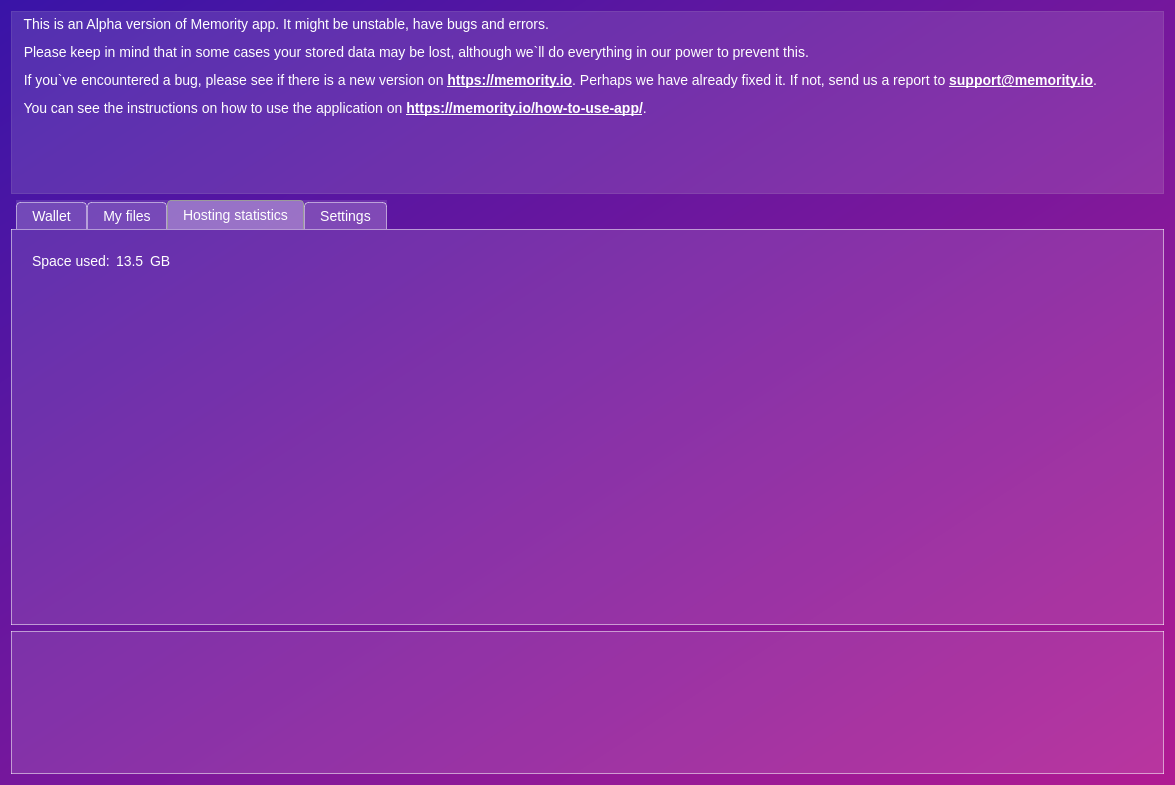
The window that memority/gui/ui/main.ui (Memority/memority) describes before a commit, drawn with Qt 5.
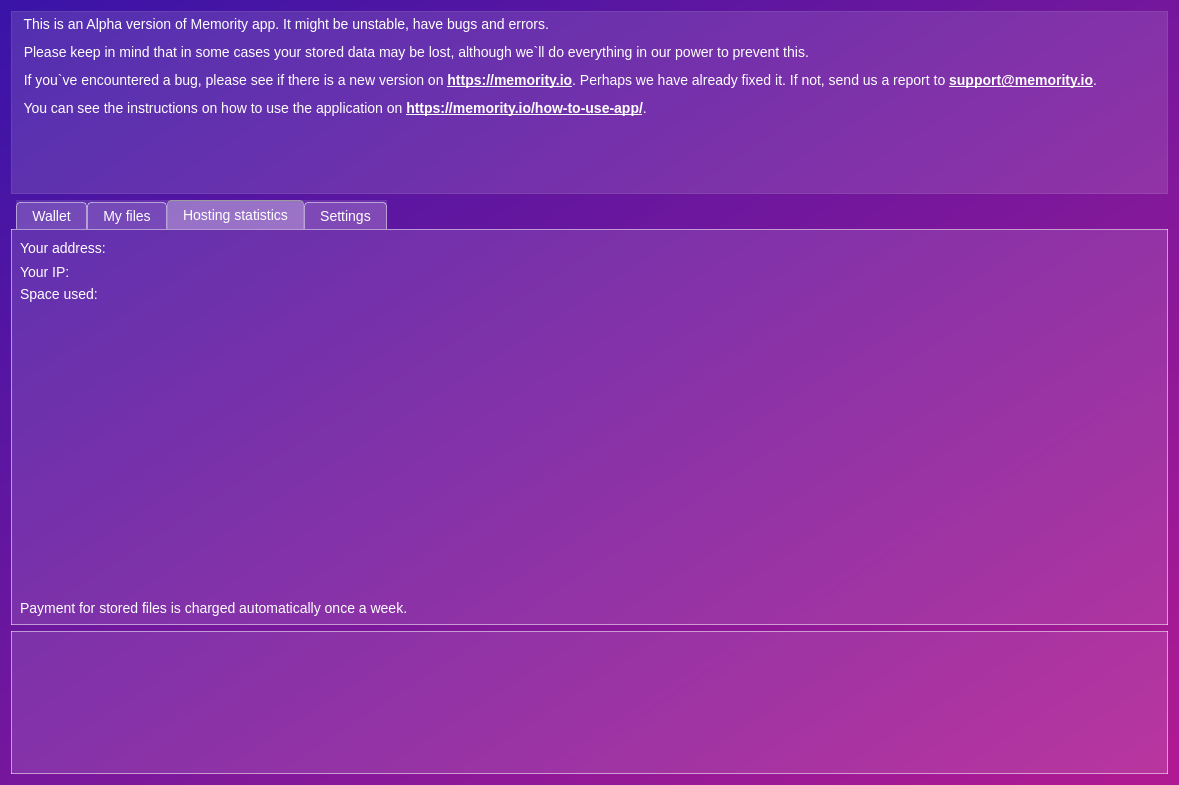
The same window after the commit. The open tabs and pages were chosen to show the change. Icons and pictures are not drawn.

Commit message: Displaying hosting statistics: updated UI

Patch:
```diff
--- a/memority/gui/ui/main.ui
+++ b/memority/gui/ui/main.ui
@@ -6,7 +6,7 @@
    <rect>
     <x>0</x>
     <y>0</y>
-    <width>1175</width>
+    <width>1179</width>
     <height>785</height>
    </rect>
   </property>
@@ -694,101 +694,109 @@
       </layout>
      </widget>
      <widget class="QWidget" name="Hosting_statistics">
+      <property name="maximumSize">
+       <size>
+        <width>1163</width>
+        <height>448</height>
+       </size>
+      </property>
       <property name="styleSheet">
-       <string notr="true">background: rgba(255,255,255, 0);
-border: 1px solid rgba(255,255,255, 130);</string>
+       <string notr="true">QWidget{background: rgba(255,255,255, 0);}
+QWidget#Hosting_statistics{border: 1px solid rgba(255,255,255, 130);}</string>
       </property>
       <attribute name="title">
        <string>Hosting statistics</string>
       </attribute>
-      <widget class="QScrollArea" name="scrollArea_9">
-       <property name="geometry">
-        <rect>
-         <x>0</x>
-         <y>0</y>
-         <width>661</width>
-         <height>351</height>
-        </rect>
-       </property>
-       <property name="styleSheet">
-        <string notr="true">border: 1px solid rgba(255, 255, 255, 0);</string>
-       </property>
-       <property name="widgetResizable">
-        <bool>true</bool>
-       </property>
-       <widget class="QWidget" name="scrollAreaWidgetContents_9">
-        <property name="geometry">
-         <rect>
-          <x>0</x>
-          <y>0</y>
-          <width>659</width>
-          <height>349</height>
-         </rect>
-        </property>
-        <widget class="QScrollArea" name="scrollArea_6">
-         <property name="geometry">
-          <rect>
-           <x>11</x>
-           <y>11</y>
-           <width>158</width>
-           <height>41</height>
-          </rect>
+      <layout class="QVBoxLayout" name="verticalLayout_7">
+       <item>
+        <layout class="QGridLayout" name="gridLayout_3">
+         <item row="1" column="1">
+          <widget class="QLabel" name="hosting_ip_display">
+           <property name="text">
+            <string/>
+           </property>
+           <property name="textInteractionFlags">
+            <set>Qt::LinksAccessibleByMouse|Qt::TextSelectableByMouse</set>
+           </property>
+          </widget>
+         </item>
+         <item row="0" column="1">
+          <widget class="QLabel" name="hosting_addr_display">
+           <property name="text">
+            <string/>
+           </property>
+           <property name="textInteractionFlags">
+            <set>Qt::LinksAccessibleByMouse|Qt::TextSelectableByMouse</set>
+           </property>
+          </widget>
+         </item>
+         <item row="2" column="0">
+          <widget class="QLabel" name="label_7">
+           <property name="text">
+            <string>Space used:</string>
+           </property>
+          </widget>
+         </item>
+         <item row="0" column="0">
+          <widget class="QLabel" name="label_5">
+           <property name="text">
+            <string>Your address:</string>
+           </property>
+          </widget>
+         </item>
+         <item row="1" column="0">
+          <widget class="QLabel" name="label_6">
+           <property name="text">
+            <string>Your IP:</string>
+           </property>
+          </widget>
+         </item>
+         <item row="2" column="1">
+          <widget class="QLabel" name="hosting_space_display">
+           <property name="text">
+            <string/>
+           </property>
+           <property name="textInteractionFlags">
+            <set>Qt::LinksAccessibleByMouse|Qt::TextSelectableByMouse</set>
+           </property>
+          </widget>
+         </item>
+         <item row="0" column="2">
+          <spacer name="horizontalSpacer_5">
+           <property name="orientation">
+            <enum>Qt::Horizontal</enum>
+           </property>
+           <property name="sizeHint" stdset="0">
+            <size>
+             <width>40</width>
+             <height>20</height>
+            </size>
+           </property>
+          </spacer>
+         </item>
+        </layout>
+       </item>
+       <item>
+        <spacer name="verticalSpacer_2">
+         <property name="orientation">
+          <enum>Qt::Vertical</enum>
          </property>
-         <property name="styleSheet">
-          <string notr="true">border: none;</string>
+         <property name="sizeHint" stdset="0">
+          <size>
+           <width>20</width>
+           <height>40</height>
+          </size>
          </property>
-         <property name="widgetResizable">
-          <bool>true</bool>
+        </spacer>
+       </item>
+       <item>
+        <widget class="QLabel" name="label_8">
+         <property name="text">
+          <string>Payment for stored files is charged automatically once a week.</string>
          </property>
-         <widget class="QWidget" name="scrollAreaWidgetContents_3">
-          <property name="geometry">
-           <rect>
-            <x>0</x>
-            <y>0</y>
-            <width>158</width>
-            <height>41</height>
-           </rect>
-          </property>
-          <layout class="QVBoxLayout" name="verticalLayout_19">
-           <item>
-            <layout class="QHBoxLayout" name="horizontalLayout_14">
-             <item>
-              <widget class="QLabel" name="label_14">
-               <property name="styleSheet">
-                <string notr="true">border: none;</string>
-               </property>
-               <property name="text">
-                <string>Space used:</string>
-               </property>
-              </widget>
-             </item>
-             <item>
-              <widget class="QLabel" name="label_27">
-               <property name="styleSheet">
-                <string notr="true">border: none;</string>
-               </property>
-               <property name="text">
-                <string>13.5</string>
-               </property>
-              </widget>
-             </item>
-             <item>
-              <widget class="QLabel" name="label_28">
-               <property name="styleSheet">
-                <string notr="true">border: none;</string>
-               </property>
-               <property name="text">
-                <string>GB</string>
-               </property>
-              </widget>
-             </item>
-            </layout>
-           </item>
-          </layout>
-         </widget>
         </widget>
-       </widget>
-      </widget>
+       </item>
+      </layout>
      </widget>
      <widget class="QWidget" name="Settings">
       <property name="styleSheet">
```
Left out of the diff: 2 changed lines with no effect on the pictures. The commit also changes 1 other file.
